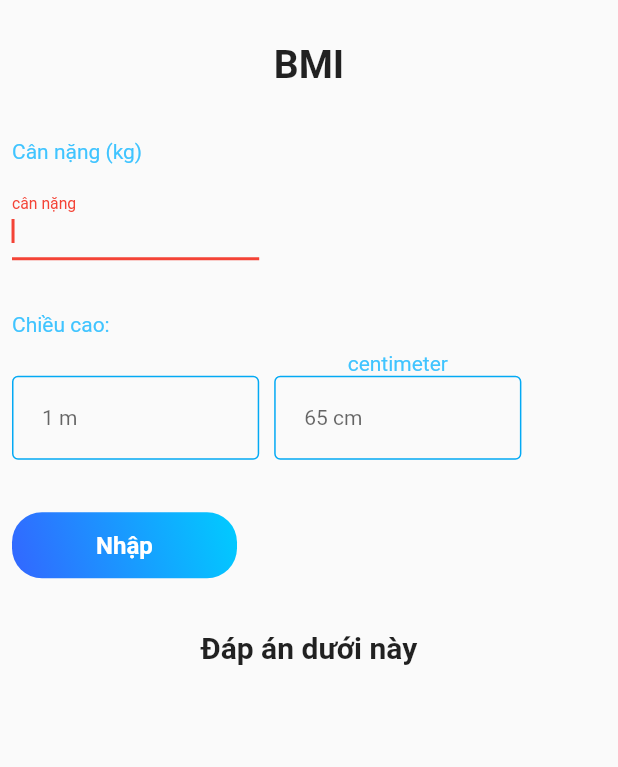
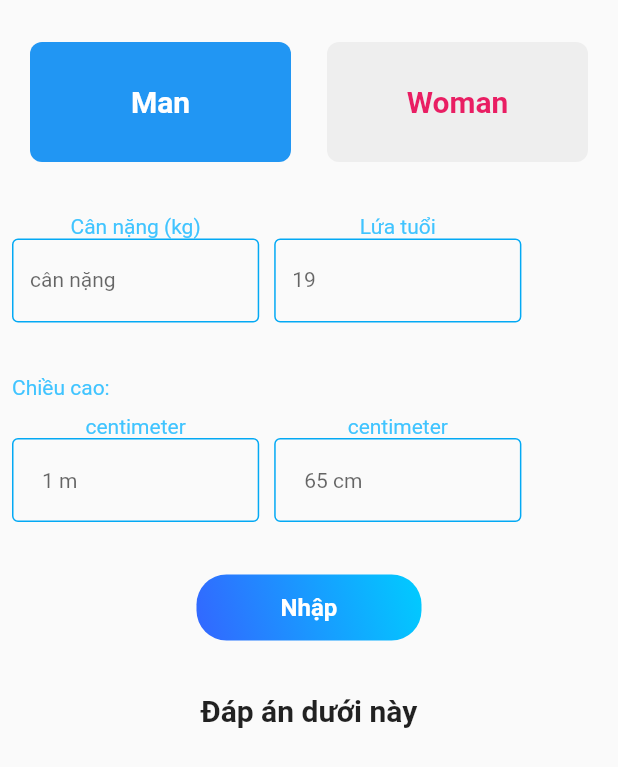
Before and after one commit to ngotruongan001/DoAnFlutter, a Flutter app: the BMIPage widget shown alone on an empty page, opened directly, on a phone screen of 412 x 824 dp. Shown: the top 767 px of the screen. Run offline on Flutter 3.47's test engine with Material 2 defaults, Android fonts, the phone set to English and light mode, and no system bars; our stand-ins replace cloud_firestore, firebase_auth, firebase_core, firebase_storage, flutter_image_compress, flutter_svg and 7 more; accounts and stored records are empty; project files that could hold a hidden picture were left out.

Commit message:
update BMI

```diff
--- a/theodoisuckhoe_app/lib/details/screen_more/BMIPage.dart
+++ b/theodoisuckhoe_app/lib/details/screen_more/BMIPage.dart
@@ -14,7 +14,10 @@ class _BMIPageState extends State<BMIPage> {
   int? _weight = 0;
   int? _meter = 0;
   int? _cent = 0;
+  int? _age = 0;
   var _bmi = 0.0;
+
+  var currentindex = 0;
 
   void _changText(){
     String? text;
@@ -65,20 +68,20 @@ class _BMIPageState extends State<BMIPage> {
     return Container(
       height: MediaQuery.of(context).size.height,
       width: MediaQuery.of(context).size.width,
-
       child: Padding(
         padding: const EdgeInsets.all(8.0),
         child: Column(
           children: [
             SizedBox(height: 20,),
-            Text(
-                "BMI",
-                style: TextStyle(
-                  fontSize: 26, fontWeight: FontWeight.bold,
-                )
+            Row(
+              children: [
+                radioButton("Man",Colors.blue, 0),
+                radioButton("Woman",Colors.pink, 1),
+              ],
+
             ),
             SizedBox(height: 35,),
-            Column(
+            Row(
               children: [
                 Column(
                   children: [
@@ -95,13 +98,11 @@ class _BMIPageState extends State<BMIPage> {
                         )
                       ],
                     ),
-                    SizedBox(height: 10,),
                     Row(
                       children: [
                         Container(
                           width: MediaQuery.of(context).size.width * 0.4,
                           child: TextField(
-                              autofocus: true,
                             maxLines: 1,
                             inputFormatters: [
                               FilteringTextInputFormatter.digitsOnly,
@@ -133,7 +134,60 @@ class _BMIPageState extends State<BMIPage> {
                         ),
                       ],
                     ),
-
+                  ],
+                ),
+                SizedBox(width: 10.0,),
+                Column(
+                  children: [
+                    Row(
+                      mainAxisAlignment: MainAxisAlignment.start,
+                      children: [
+                        Text(
+                          "Lứa tuổi",
+                          style: TextStyle(
+                            fontWeight: FontWeight.w400,
+                            color: Colors.lightBlueAccent,
+                          ),
+                          textAlign: TextAlign.left,
+                        )
+                      ],
+                    ),
+                    Row(
+                      children: [
+                        Container(
+                          width: MediaQuery.of(context).size.width * 0.4,
+                          child: TextField(
+                            maxLines: 1,
+                            inputFormatters: [
+                              FilteringTextInputFormatter.digitsOnly,
+                            ],
+                            keyboardType: TextInputType.number,
+                            style: TextStyle(
+                                fontSize: 14
+                            ),
+                            decoration: InputDecoration(
+                              enabledBorder: const OutlineInputBorder(
+                                borderSide: const BorderSide(color: Colors.lightBlue, width: 1.0),
+                              ),
+                              labelText: '19',
+                            ),
+                            onChanged: (value)  {
+                              int? i;
+                              if(value == ''){
+                                i = 0;
+                              }
+                              else{
+                                i = int.parse(value);
+                              }
+                              setState(() {
+                                _age = i;
+                              });
+                              print(_age);
+                            },
+                          ),
+                        ),
+                      ],
+                    ),
                   ],
                 ),
               ],
@@ -162,7 +216,7 @@ class _BMIPageState extends State<BMIPage> {
                         Row(
                           children: [
                             Text(
-                              "",
+                              "centimeter",
                               style: TextStyle(
                                 fontWeight: FontWeight.w400,
                                 color: Colors.lightBlueAccent,
@@ -174,7 +228,6 @@ class _BMIPageState extends State<BMIPage> {
                         Container(
                           width: MediaQuery.of(context).size.width * 0.4,
                           child: TextField(
-                            autofocus: true,
                             maxLines: 1,
                             inputFormatters: [
                               FilteringTextInputFormatter.digitsOnly,
@@ -225,7 +278,6 @@ class _BMIPageState extends State<BMIPage> {
                         Container(
                           width: MediaQuery.of(context).size.width * 0.4,
                           child: TextField(
-                            autofocus: true,
                             maxLines: 1,
                             inputFormatters: [
                               FilteringTextInputFormatter.digitsOnly,
@@ -264,6 +316,7 @@ class _BMIPageState extends State<BMIPage> {
             ),
             SizedBox(height: 35,),
             Row(
+              mainAxisAlignment: MainAxisAlignment.center,
               children: [
                 GestureDetector(
                   onTap: ()=> {
@@ -299,13 +352,13 @@ class _BMIPageState extends State<BMIPage> {
                 SizedBox(height: 20,),
                 Row(
                   children: [
-                    _bmi == 0 ? Text(""):
                     Text(
-                      txt.toString() + " : " +_bmi.toStringAsFixed(1).toString(),
+                      txt.toString() + (_bmi == 0 ? "" : " : " +_bmi.toStringAsFixed(1).toString()),
                       style: TextStyle(
                           fontSize: 16.0, fontWeight: FontWeight.w400,
-                          color:_bmi < 25? Colors.green
-                              :_bmi == 25 ?Colors.yellow: Colors.red
+                          color:_bmi < 18.5 ?Colors.yellow
+                                :_bmi <= 25? Colors.green
+                                  : Colors.red
                       ),
                     ),
                   ],
@@ -317,4 +370,29 @@ class _BMIPageState extends State<BMIPage> {
       ),
     );
   }
+
+  Widget radioButton(String value, Color color, int index){
+    return Expanded(
+      child: Container(
+        margin: EdgeInsets.symmetric(horizontal: 12.0),
+        height: 80.0,
+        child: FlatButton(
+          color: currentindex == index ?  color : Colors.grey[200],
+          shape: RoundedRectangleBorder(
+            borderRadius: BorderRadius.circular(8.0)
+          ),
+          onPressed: () {
+            setState(() {
+              currentindex = index;
+            });
+            },
+          child: Text(value, style: TextStyle(
+            color: currentindex == index ? Colors.white : color,
+            fontSize: 20.0,
+            fontWeight: FontWeight.bold
+          ),)
+        )
+      ),
+    );
   }
+}
```
Lines whose indentation alone changed are shown as unchanged.
